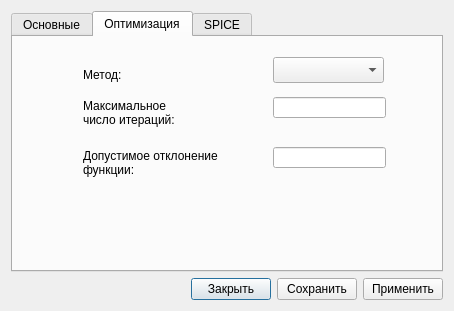
maluginp/Tsunami, file src/Tsunami/SettingsDialog.ui: the form before one commit.
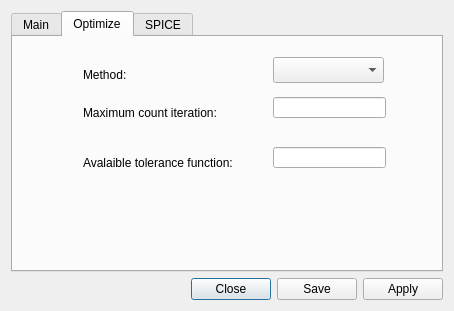
The form after the commit. The open tabs and pages were chosen to show the change.

```diff
--- a/src/Tsunami/SettingsDialog.ui
+++ b/src/Tsunami/SettingsDialog.ui
@@ -23,12 +23,12 @@
        </property>
        <widget class="QWidget" name="mainTab">
         <attribute name="title">
-         <string>Основные</string>
+         <string>Main</string>
         </attribute>
        </widget>
        <widget class="QWidget" name="optimizeTab">
         <attribute name="title">
-         <string>Оптимизация</string>
+         <string>Optimize</string>
         </attribute>
         <widget class="QLabel" name="label_3">
          <property name="geometry">
@@ -40,7 +40,7 @@
           </rect>
          </property>
          <property name="text">
-          <string>Метод:</string>
+          <string>Method:</string>
          </property>
         </widget>
         <widget class="QComboBox" name="optimizeMethodComboBox">
@@ -73,8 +73,7 @@
           </rect>
          </property>
          <property name="text">
-          <string>Максимальное
-число итераций:</string>
+          <string>Maximum count iteration:</string>
          </property>
         </widget>
         <widget class="QLabel" name="label_5">
@@ -87,8 +86,7 @@
           </rect>
          </property>
          <property name="text">
-          <string>Допустимое отклонение
-функции:</string>
+          <string>Avalaible tolerance function:</string>
          </property>
         </widget>
         <widget class="QLineEdit" name="optimizeToleranceFunctionLineEdit">
@@ -200,21 +198,21 @@
      <item>
       <widget class="QPushButton" name="closeButton">
        <property name="text">
-        <string>Закрыть</string>
+        <string>Close</string>
        </property>
       </widget>
      </item>
      <item>
       <widget class="QPushButton" name="saveButton">
        <property name="text">
-        <string>Сохранить</string>
+        <string>Save</string>
        </property>
       </widget>
      </item>
      <item>
       <widget class="QPushButton" name="applyButton">
        <property name="text">
-        <string>Применить</string>
+        <string>Apply</string>
        </property>
       </widget>
      </item>
```
Left out of the diff: 8 changed lines with no effect on the pictures.
